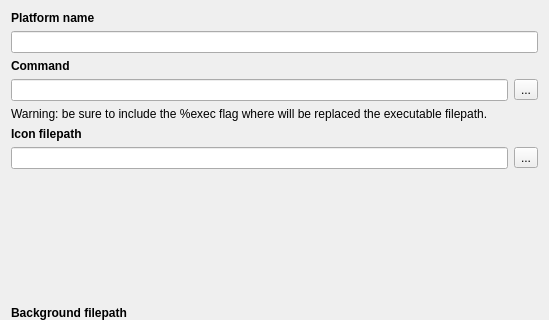
Before: the Qt Designer form res/settings.ui in remeh/mehstation-config, drawn with Qt 5; both pictures show x 0 to 549 and y 0 to 320 of the 549 by 496 pixel window.
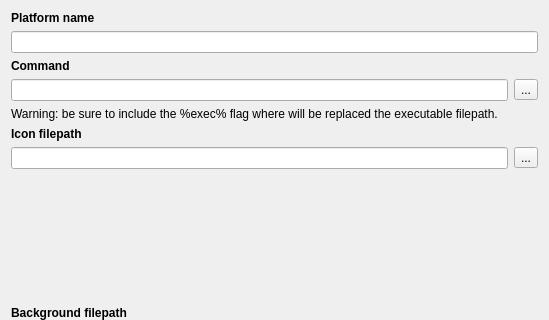
After: the same form once the commit is applied.

Patch:
```diff
--- a/res/settings.ui
+++ b/res/settings.ui
@@ -79,7 +79,7 @@
       <string/>
      </property>
      <property name="text">
-      <string>Warning: be sure to include the %exec flag where will be replaced the executable filepath. </string>
+      <string>Warning: be sure to include the %exec% flag where will be replaced the executable filepath. </string>
      </property>
     </widget>
    </item>
```
